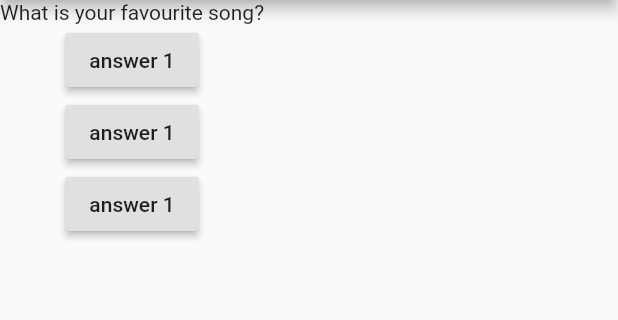
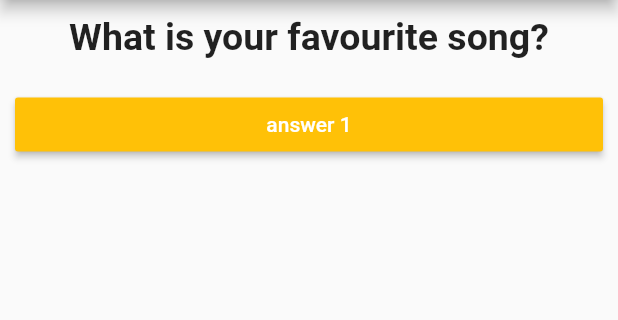
Before and after one commit to WinstonBrandon/QuizApp, a Flutter app: the screen it shows after launch, on a phone screen of 412 x 824 dp, the part 84-404 px from its top. Run offline on Flutter 3.47's test engine with Material 2 defaults, Android fonts, the phone set to English and light mode, and no system bars.

Commit message:
added answer & question Widget

```diff
--- /dev/null
+++ b/lib/answer.dart
@@ -0,0 +1,19 @@
+import 'package:flutter/material.dart';
+
+class Answer extends StatelessWidget {
+  final VoidCallback selectHandler;
+
+  Answer(this.selectHandler);
+
+  Widget build(BuildContext context) {
+    return Container(
+      width: double.infinity,
+      margin: EdgeInsets.all(10),
+      child: RaisedButton(
+          color: Colors.amber,
+          textColor: Colors.white,
+          child: Text('answer 1'),
+          onPressed: selectHandler),
+    );
+  }
+}
--- a/lib/main.dart
+++ b/lib/main.dart
@@ -1,4 +1,6 @@
 import 'package:flutter/material.dart';
+import './question.dart';
+import './answer.dart';
 
 void main() {
   runApp(MyApp());
@@ -37,10 +39,8 @@ class MyAppState extends State<MyApp> {
         ),
         body: Column(
           children: [
-            Text(_questions[_questionIndex]),
-            RaisedButton(child: Text('answer 1'), onPressed: _answerQuestion),
-            RaisedButton(child: Text('answer 1'), onPressed: _answerQuestion),
-            RaisedButton(child: Text('answer 1'), onPressed: _answerQuestion),
+            Question(_questions[_questionIndex]),
+            Answer(_answerQuestion),
           ],
         ),
       ),
--- /dev/null
+++ b/lib/question.dart
@@ -0,0 +1,18 @@
+import 'package:flutter/material.dart';
+
+class Question extends StatelessWidget {
+  final String questionText;
+  Question(this.questionText);
+
+  Widget build(BuildContext context) {
+    return Container(
+      width: double.infinity,
+      margin: EdgeInsets.all(10),
+      child: Text(
+        questionText,
+        style: TextStyle(fontSize: 25, fontWeight: FontWeight.bold),
+        textAlign: TextAlign.center,
+      ),
+    );
+  }
+}
```
